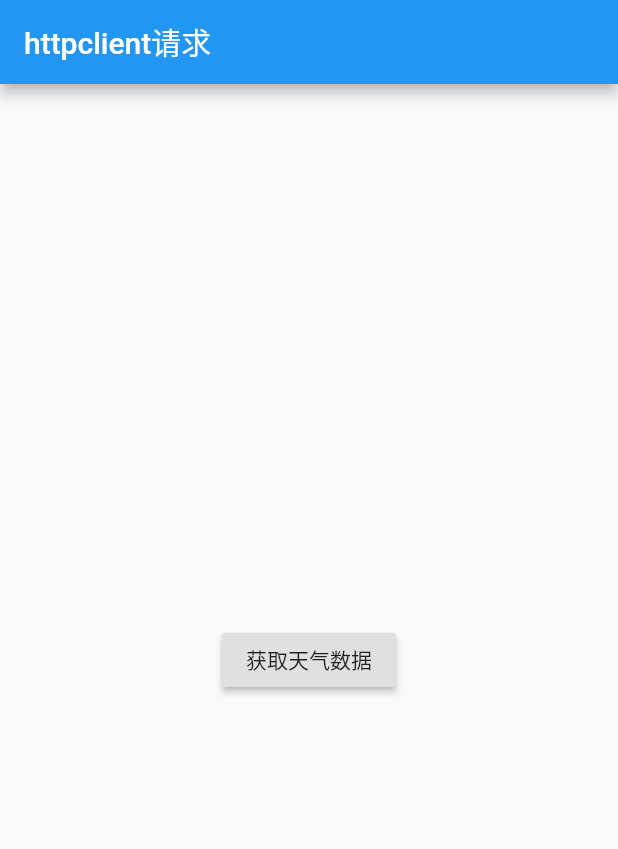
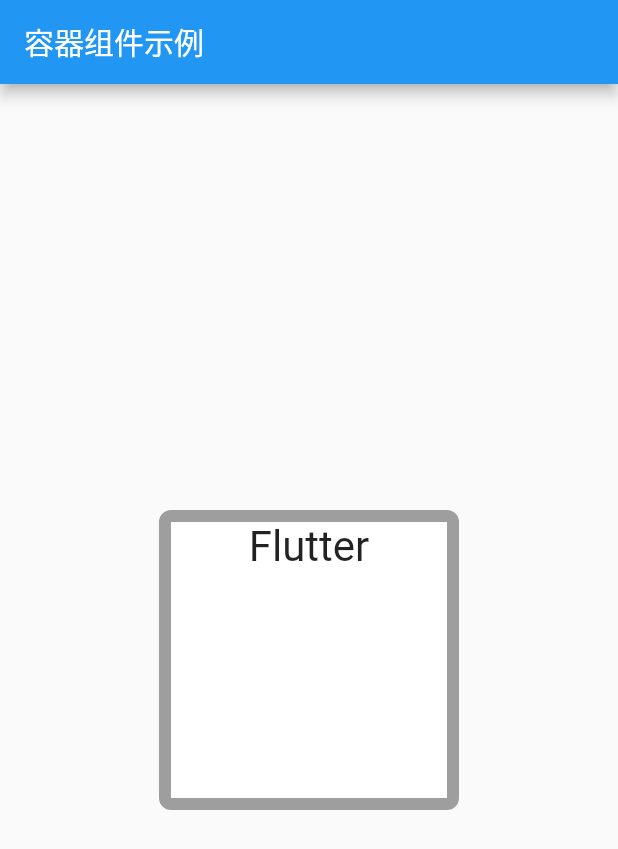
Before and after one commit to YJWWZHANG/flutter_app, a Flutter app: the screen it shows after launch, on a phone screen of 412 x 824 dp. Shown: the top 849 px of the screen. Run offline on Flutter 3.47's test engine with Material 2 defaults, Android fonts, the phone set to English and light mode, and no system bars.

Commit message:
容器组件示例

```diff
--- a/lib/main.dart
+++ b/lib/main.dart
@@ -1,39 +1,35 @@
 import 'package:flutter/material.dart';
-import 'dart:convert';
-import 'dart:io';
 
 void main() => runApp(MyApp());
 
 class MyApp extends StatelessWidget {
 
-
-  void getWeatherData() async{
-    try {
-      var httpClient = new HttpClient();
-      var httpClientRequest = await httpClient.getUrl(Uri.parse("http://t.weather.sojson.com/api/weather/city/101030100"));
-      var httpClientResponse = await httpClientRequest.close();
-      var s = await httpClientResponse.transform(utf8.decoder).join();
-      print(s);
-      httpClient.close();
-    } catch(e) {
-      print("请求失败：$e");
-    } finally {
-
-    }
-  }
-
   @override
   Widget build(BuildContext context) {
     return MaterialApp(
-      title: 'httpclient请求',
+      title: '容器组件示例',
       home: new Scaffold(
         appBar: new AppBar(
-          title: new Text('httpclient请求'),
+          title: new Text('容器组件示例'),
         ),
         body: new Center(
-          child: new RaisedButton(
-            onPressed: getWeatherData,
-            child: new Text('获取天气数据'),
+          child: Container(
+            width: 200.0,
+            height: 200.0,
+            decoration: BoxDecoration(
+              color: Colors.white,
+              border: new Border.all(
+                color: Colors.grey,
+                width: 8.0
+              ),
+              borderRadius:
+                const BorderRadius.all(const Radius.circular(8.0))
+            ),
+            child: Text(
+              'Flutter',
+              textAlign: TextAlign.center,
+              style: TextStyle(fontSize: 28.0),
+            ),
           ),
         ),
       )
--- a/pubspec.yaml
+++ b/pubspec.yaml
@@ -19,8 +19,6 @@ environment:
 dependencies:
   flutter:
     sdk: flutter
-
-  http: ^0.12.0+2
 
   # The following adds the Cupertino Icons font to your application.
   # Use with the CupertinoIcons class for iOS style icons.
```
